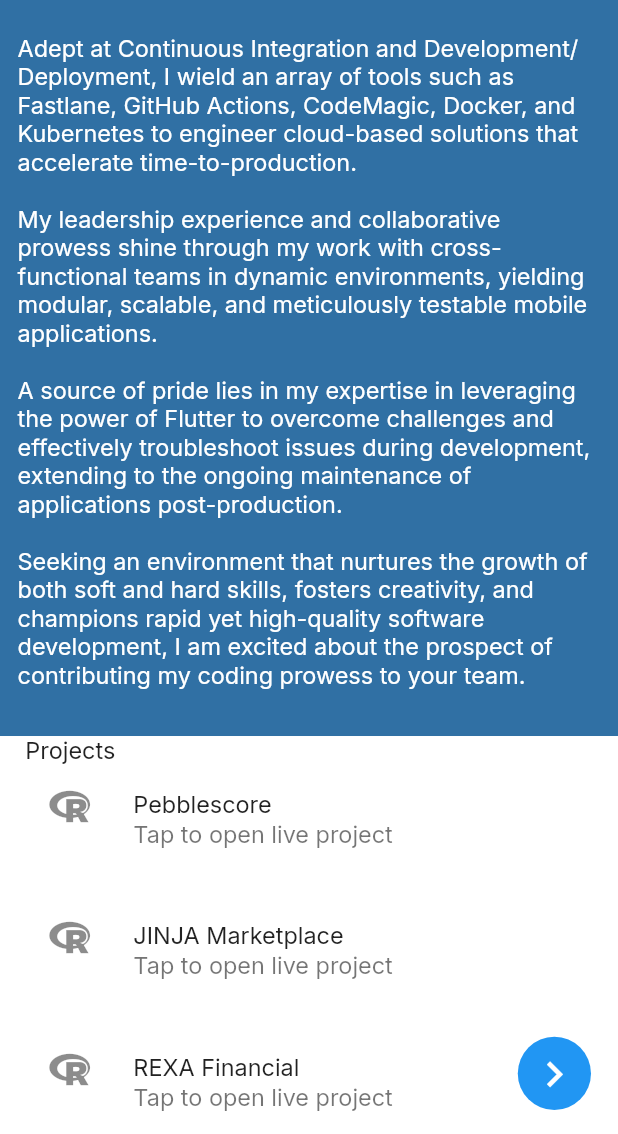
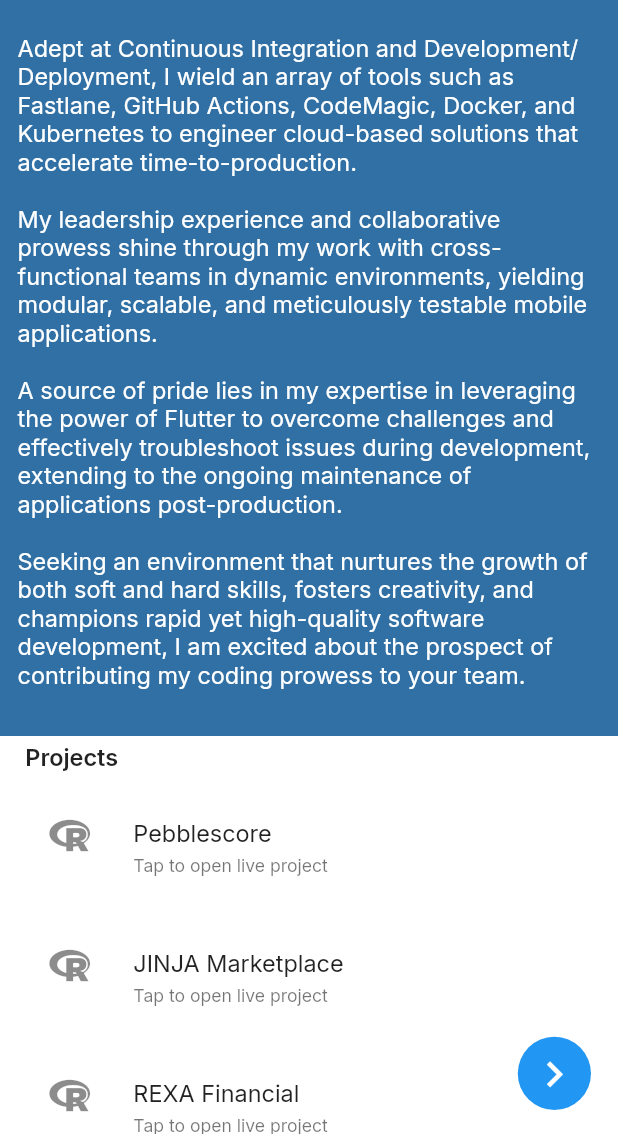
Before and after one commit to Karma-234/portfolio, a Flutter app: the screen it shows after launch, scrolled down 621 dp, on a phone screen of 412 x 824 dp, the part 102-1236 px from its top. Run offline on Flutter 3.47's test engine with Material 2 defaults, Android fonts, the phone set to English and light mode, and no system bars; our stand-ins replace auto_route, dio, firebase_auth, firebase_core, flutter_dotenv, flutter_mobx and 7 more; accounts and stored records are empty; generated files the repository leaves out were written again.

Commit message:
Added project view

```diff
--- a/lib/shared_widgets/app_text.dart
+++ b/lib/shared_widgets/app_text.dart
@@ -15,7 +15,7 @@ class AppText extends StatelessWidget {
 
   const AppText({
     super.key,
-    this.height = 19 / 16,
+    this.height = 19,
     this.size = 16,
     required this.text,
     this.textStyle,
@@ -35,7 +35,7 @@ class AppText extends StatelessWidget {
     return AppText(
       key: key,
       weight: weight,
-      height: 50 / 40,
+      height: 50,
       text: text,
       align: align,
       textStyle: textStyle,
@@ -55,7 +55,7 @@ class AppText extends StatelessWidget {
   }) {
     return AppText(
       key: key,
-      height: 40 / 35,
+      height: 40,
       text: text,
       color: color,
       size: 35.sp,
@@ -75,7 +75,7 @@ class AppText extends StatelessWidget {
   }) {
     return AppText(
       key: key,
-      height: 24 / 20,
+      height: 24,
       size: 20.sp,
       align: align,
       text: text,
@@ -94,7 +94,7 @@ class AppText extends StatelessWidget {
           GoogleFonts.inter(
             fontSize: size.sp,
             fontWeight: weight,
-            height: height,
+            height: height / size,
             color: color,
           ),
     );
--- /dev/null
+++ b/lib/shared_widgets/details_widget.dart
@@ -0,0 +1,43 @@
+import 'package:flutter/material.dart';
+import 'package:font_awesome_flutter/font_awesome_flutter.dart';
+
+import '../utils/app_function.dart';
+import 'app_text.dart';
+
+class DetailsWidget extends StatelessWidget {
+  final String title;
+  final String? description;
+  final String url;
+  final IconData? icon;
+  final VoidCallback? onTap;
+  const DetailsWidget({
+    super.key,
+    this.title = '',
+    this.onTap,
+    this.url = '',
+    this.icon,
+    this.description,
+  });
+
+  @override
+  Widget build(BuildContext context) {
+    return ListTile(
+      leading: Icon(
+        icon ?? FontAwesomeIcons.rProject,
+      ),
+      onTap: onTap ??
+          () {
+            appLaunchUrl(url);
+          },
+      title: AppText(
+        text: title,
+      ),
+      subtitle: AppText(
+        text: description ?? 'Tap to open live project',
+        size: 12,
+        height: 15,
+        weight: FontWeight.w400,
+      ),
+    );
+  }
+}
--- a/lib/utils/constants.dart
+++ b/lib/utils/constants.dart
@@ -17,3 +17,25 @@ Seeking an environment that nurtures the growth of both soft and hard skills, fo
 """;
 
 const projects = ['Pebblescore', 'JINJA Marketplace', 'REXA Financial'];
+const projectUrls = [
+  'https://apps.apple.com/us/app/pebblescore/id6450597267',
+  'https://play.google.com/store/apps/details?id=com.isidore.jinjaapp&hl=en_US',
+  'https://play.google.com/store/apps/details?id=app.adiba.capitalfield.miya&hl=en',
+];
+
+const certifications = [
+  'Python for AI, Data science and Development',
+  'Continous Integration and Continous Delivery',
+  'Containers with Kubernetes, Docker and OpenShift',
+  'Ios Development with Swift',
+  'Flutter Development',
+  'Backend Development'
+];
+const certificationUrls = [
+  'https://coursera.org/verify/RSMT9G3Y2GR5',
+  'https://coursera.org/verify/X276BVY8EPEU',
+  'https://coursera.org/verify/5Y4V9H6W26LE',
+  'https://coursera.org/verify/DRLECQUTRH5S',
+  'https://coursera.org/share/c7ec9719e8a109be0032b5aab2496305',
+  'https://coursera.org/verify/K8T3K2UR5S3Z'
+];
--- a/lib/view/home.dart
+++ b/lib/view/home.dart
@@ -1,15 +1,18 @@
 import 'package:auto_route/annotations.dart';
+import 'package:auto_route/auto_route.dart';
 import 'package:flutter/material.dart';
 import 'package:flutter_screenutil/flutter_screenutil.dart';
 import 'package:font_awesome_flutter/font_awesome_flutter.dart';
+import 'package:gap/gap.dart';
 import 'package:portfolio/core/di/locator.dart';
+import 'package:portfolio/core/routes/app_router.gr.dart';
 import 'package:portfolio/shared_widgets/app_text.dart';
-import 'package:portfolio/utils/app_function.dart';
 import 'package:portfolio/utils/constants.dart';
 import 'package:portfolio/utils/extensions.dart';
 import 'package:portfolio/view_model/login/login.dart';
 
 import '../components/about_section.dart';
+import '../shared_widgets/details_widget.dart';
 
 @RoutePage()
 class HomeView extends StatelessWidget {
@@ -31,7 +34,8 @@ class HomeView extends StatelessWidget {
             color: Colors.blue,
           ),
           child: IconButton(
-            onPressed: () {},
+            tooltip: 'View repositories',
+            onPressed: () => context.router.push(const RepositoryView()),
             enableFeedback: true,
             icon: Icon(
               Icons.chevron_right_outlined,
@@ -50,61 +54,47 @@ class HomeView extends StatelessWidget {
           physics: const ClampingScrollPhysics(),
           child: Column(
             crossAxisAlignment: CrossAxisAlignment.stretch,
-            children: [
+            children: <Widget>[
               const AboutSection(),
               ...<Widget>[
-                const AppText(text: 'Projects'),
+                const AppText(
+                  text: 'Projects',
+                  weight: FontWeight.w600,
+                ),
                 ...projects
                     .map(
                       (e) => DetailsWidget(
                         title: e,
+                        url: projectUrls[projects.indexOf(e)],
                       ),
                     )
                     .toList()
-                    .separate(16.h),
-              ].addPadding(
-                EdgeInsets.symmetric(horizontal: 16.w),
-              ),
-            ],
+              ].separate(5.h).addPadding(
+                    EdgeInsets.symmetric(horizontal: 16.w),
+                  ),
+              ...<Widget>[
+                const AppText(
+                  text: 'Certifications',
+                  weight: FontWeight.w600,
+                ),
+                ...certifications
+                    .map(
+                      (e) => DetailsWidget(
+                        title: e,
+                        icon: FontAwesomeIcons.certificate,
+                        url: certificationUrls[certifications.indexOf(e)],
+                        description: 'Tap to verify',
+                      ),
+                    )
+                    .toList()
+              ].separate(5.h).addPadding(
+                    EdgeInsets.symmetric(horizontal: 16.w),
+                  ),
+              Gap(20.h),
+            ].separate(5.h),
           ),
         ),
       ),
     );
   }
 }
-
-class DetailsWidget extends StatelessWidget {
-  final String title;
-  final String? description;
-  final String url;
-  final IconData? icon;
-  final VoidCallback? onTap;
-  const DetailsWidget({
-    super.key,
-    this.title = '',
-    this.onTap,
-    this.url = '',
-    this.icon,
-    this.description,
-  });
-
-  @override
-  Widget build(BuildContext context) {
-    return ListTile(
-      leading: Icon(
-        icon ?? FontAwesomeIcons.rProject,
-      ),
-      onTap: onTap ??
-          () {
-            appLaunchUrl(url);
-          },
-      title: AppText(
-        text: title,
-      ),
-      subtitle: AppText(
-        text: description ?? 'Tap to open live project',
-        weight: FontWeight.w400,
-      ),
-    );
-  }
-}
```
